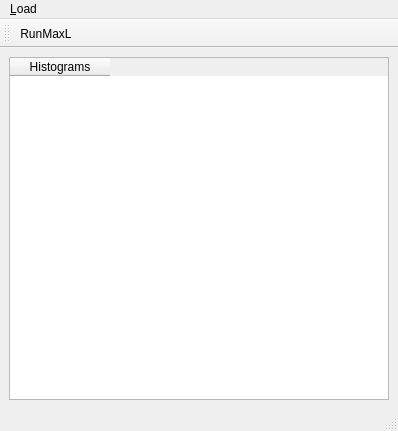
Qt form gui.ui (andyofmelbourne/MaxLhist) before a commit.
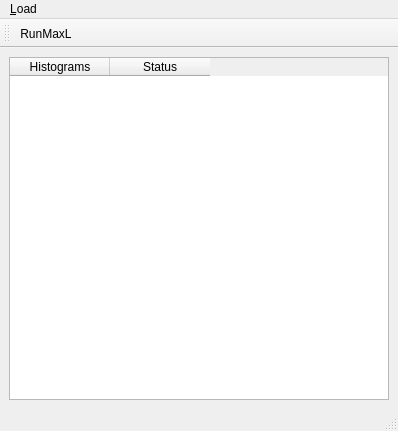
The same form after that commit.

Commit message: add status column, still need to trigger a recheck after calculation

What changed in the file:
```diff
--- a/gui.ui
+++ b/gui.ui
@@ -24,13 +24,18 @@
        <number>0</number>
       </property>
       <property name="columnCount">
-       <number>1</number>
+       <number>2</number>
       </property>
       <column>
        <property name="text">
         <string>Histograms</string>
        </property>
       </column>
+      <column>
+       <property name="text">
+        <string>Status</string>
+       </property>
+      </column>
      </widget>
     </item>
    </layout>
```
The commit also changes 1 other file.
